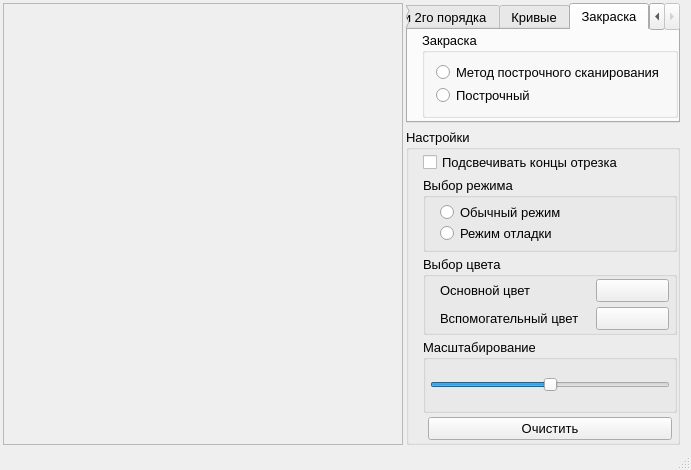
Before: the Qt Designer form mainwindow.ui in asvitenkov/GIIS, drawn with Qt 5.
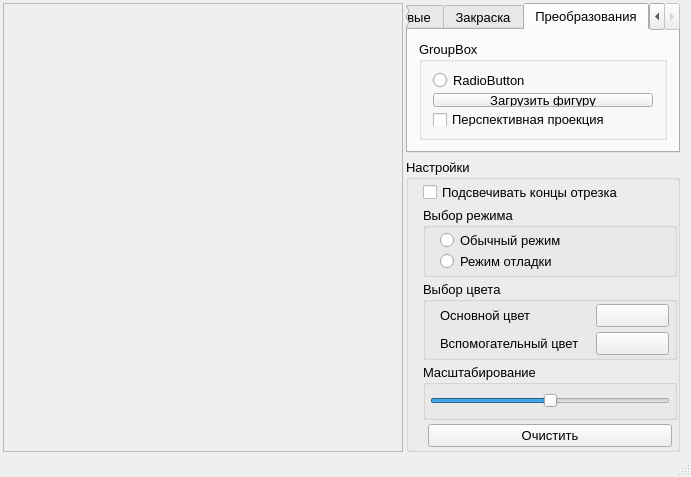
After: the same form once the commit is applied.

Patch:
```diff
--- a/mainwindow.ui
+++ b/mainwindow.ui
@@ -7,7 +7,7 @@
     <x>0</x>
     <y>0</y>
     <width>687</width>
-    <height>470</height>
+    <height>477</height>
    </rect>
   </property>
   <property name="windowTitle">
@@ -77,7 +77,7 @@
         <property name="maximumSize">
          <size>
           <width>320</width>
-          <height>120</height>
+          <height>150</height>
          </size>
         </property>
         <property name="font">
@@ -89,7 +89,7 @@
          <enum>QTabWidget::Rounded</enum>
         </property>
         <property name="currentIndex">
-         <number>3</number>
+         <number>4</number>
         </property>
         <property name="documentMode">
          <bool>false</bool>
@@ -353,6 +353,43 @@
           </item>
          </layout>
         </widget>
+        <widget class="QWidget" name="transformationAlgorithm">
+         <attribute name="title">
+          <string>Преобразования</string>
+         </attribute>
+         <layout class="QGridLayout" name="gridLayout_16">
+          <item row="0" column="0">
+           <widget class="QGroupBox" name="tab_2">
+            <property name="title">
+             <string>GroupBox</string>
+            </property>
+            <layout class="QGridLayout" name="gridLayout_17">
+             <item row="2" column="0">
+              <widget class="QCheckBox" name="checkBox">
+               <property name="text">
+                <string>Перспективная проекция</string>
+               </property>
+              </widget>
+             </item>
+             <item row="1" column="0">
+              <widget class="QPushButton" name="pushBtnLoadShape3D">
+               <property name="text">
+                <string>Загрузить фигуру</string>
+               </property>
+              </widget>
+             </item>
+             <item row="0" column="0">
+              <widget class="QRadioButton" name="radioBtnTransformation">
+               <property name="text">
+                <string>RadioButton</string>
+               </property>
+              </widget>
+             </item>
+            </layout>
+           </widget>
+          </item>
+         </layout>
+        </widget>
        </widget>
       </item>
       <item>
```
